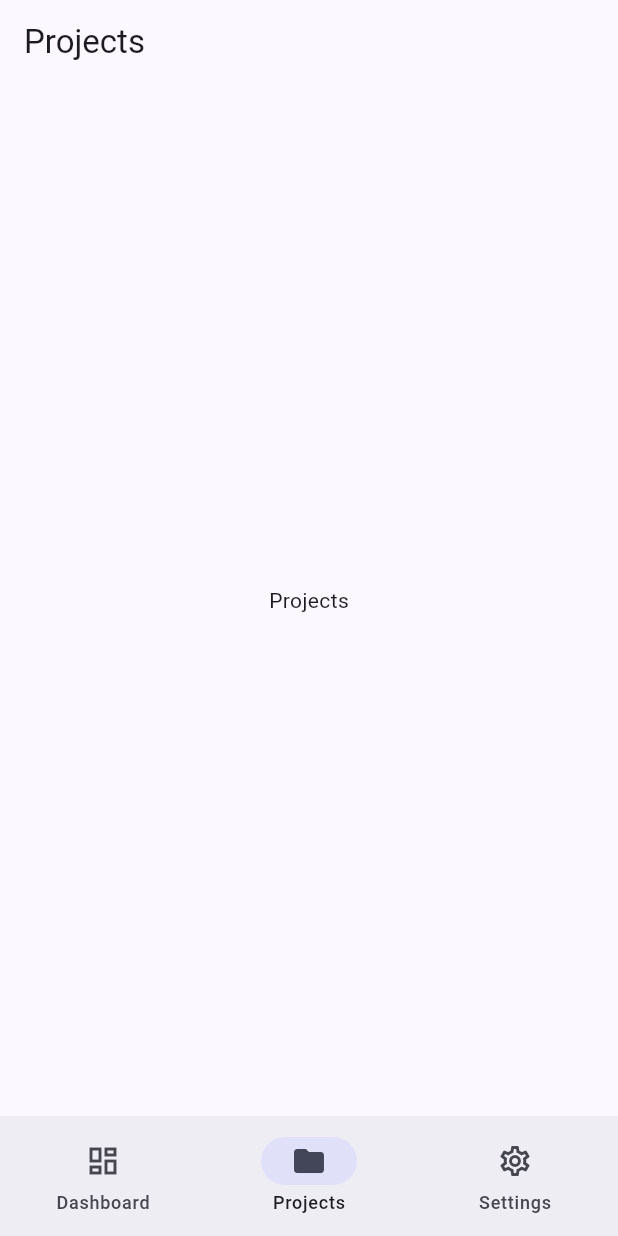
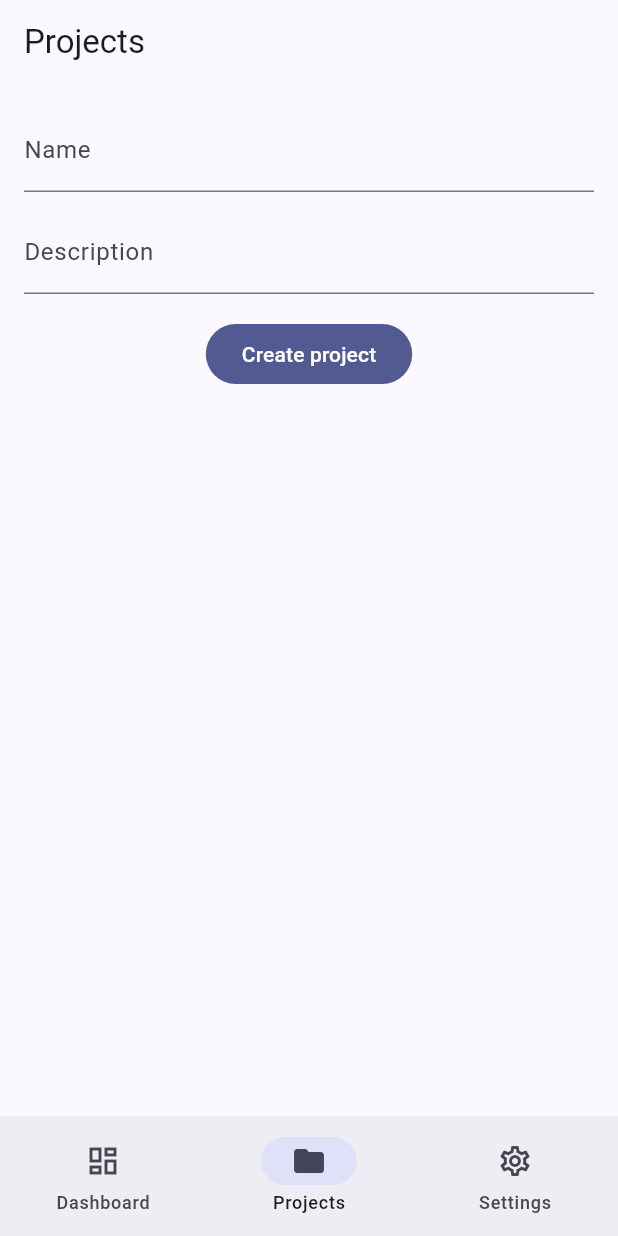
Before and after one commit to cezarygh/malinkaOS, a Flutter app: the screen it shows after launch, item 2 of the bottom bar chosen, on a phone screen of 412 x 824 dp. Run offline on Flutter 3.47's test engine with Material 3 defaults, Android fonts, the phone set to English and light mode, and no system bars; our stand-ins replace sqflite; accounts and stored records are empty.

Commit message:
feat: save projects to SQLite and list them on dashboard

```diff
--- /dev/null
+++ b/lib/features/projects/data/project.dart
@@ -0,0 +1,19 @@
+class Project {
+  final int? id;
+  final String name;
+  final String description;
+
+  const Project({this.id, required this.name, required this.description});
+
+  Map<String, Object?> toMap() {
+    return {'name': name, 'description': description};
+  }
+
+  factory Project.fromMap(Map<String, Object?> map) {
+    return Project(
+      id: map['id'] as int,
+      name: map['name'] as String,
+      description: map['description'] as String,
+    );
+  }
+}
--- /dev/null
+++ b/lib/features/projects/data/project_repository.dart
@@ -0,0 +1,19 @@
+import 'package:flutter/foundation.dart';
+import '../../../shared/db/malinkadb.dart';
+import 'project.dart';
+
+class ProjectRepository {
+  static final ValueNotifier<int> changes = ValueNotifier(0);
+
+  static Future<void> insert(Project project) async {
+    final db = await Malinkadb.database;
+    await db.insert('projects', project.toMap());
+    changes.value++;
+  }
+
+  static Future<List<Project>> getAll() async {
+    final db = await Malinkadb.database;
+    final rows = await db.query('projects', orderBy: 'id DESC');
+    return rows.map(Project.fromMap).toList();
+  }
+}
--- a/lib/features/projects/presentation/projects_screen.dart
+++ b/lib/features/projects/presentation/projects_screen.dart
@@ -1,16 +1,69 @@
 import 'package:flutter/material.dart';
 
-// The Projects page. It is empty for now; content will be added later.
-class ProjectsScreen extends StatelessWidget {
+import '../data/project.dart';
+import '../data/project_repository.dart';
+
+// The Projects page: a small form for creating a new project.
+class ProjectsScreen extends StatefulWidget {
   const ProjectsScreen({super.key});
 
   @override
+  State<ProjectsScreen> createState() => _ProjectsScreenState();
+}
+
+class _ProjectsScreenState extends State<ProjectsScreen> {
+  final _nameController = TextEditingController();
+  final _descriptionController = TextEditingController();
+
+  // Controllers must be cleaned up when the page is removed.
+  @override
+  void dispose() {
+    _nameController.dispose();
+    _descriptionController.dispose();
+    super.dispose();
+  }
+
+  Future<void> _save() async {
+    final name = _nameController.text.trim();
+    final description = _descriptionController.text.trim();
+    if (name.isEmpty) return;
+
+    await ProjectRepository.insert(
+      Project(name: name, description: description),
+    );
+
+    _nameController.clear();
+    _descriptionController.clear();
+
+    // After an await the page might be gone, so check before using context.
+    if (!mounted) return;
+    ScaffoldMessenger.of(context).showSnackBar(
+      const SnackBar(content: Text('Project saved')),
+    );
+  }
+
+  @override
   Widget build(BuildContext context) {
-    // Scaffold gives the page its basic structure: an app bar at the top
-    // and a body below it.
     return Scaffold(
       appBar: AppBar(title: const Text('Projects')),
-      body: const Center(child: Text('Projects')),
+      body: Padding(
+        padding: const EdgeInsets.all(16),
+        child: Column(
+          children: [
+            TextField(
+              controller: _nameController,
+              decoration: const InputDecoration(labelText: 'Name'),
+            ),
+            const SizedBox(height: 12),
+            TextField(
+              controller: _descriptionController,
+              decoration: const InputDecoration(labelText: 'Description'),
+            ),
+            const SizedBox(height: 16),
+            FilledButton(onPressed: _save, child: const Text('Create project')),
+          ],
+        ),
+      ),
     );
   }
 }
--- /dev/null
+++ b/lib/shared/db/malinkadb.dart
@@ -0,0 +1,24 @@
+import 'package:sqflite/sqflite.dart';
+
+class Malinkadb {
+  static Database? _database;
+
+  static Future<Database> get database async {
+
+    _database ??= await openDatabase(
+      'malinka.db',
+      version: 1,
+
+      onCreate: (db, version) {
+        return db.execute('''
+          CREATE TABLE projects (
+            id INTEGER PRIMARY KEY AUTOINCREMENT,
+            name TEXT NOT NULL,
+            description TEXT NOT NULL
+          )
+        ''');
+      },
+    );
+    return _database!;
+  }
+}
--- a/pubspec.yaml
+++ b/pubspec.yaml
@@ -9,6 +9,7 @@ environment:
 dependencies:
   flutter:
     sdk: flutter
+  sqflite: ^2.4.4
 
 dev_dependencies:
   flutter_test:
```
Also changed, not shown: lib/features/dashboard/presentation/dashboard_screen.dart (+46 -5 lines), pubspec.lock, 2 other files.
